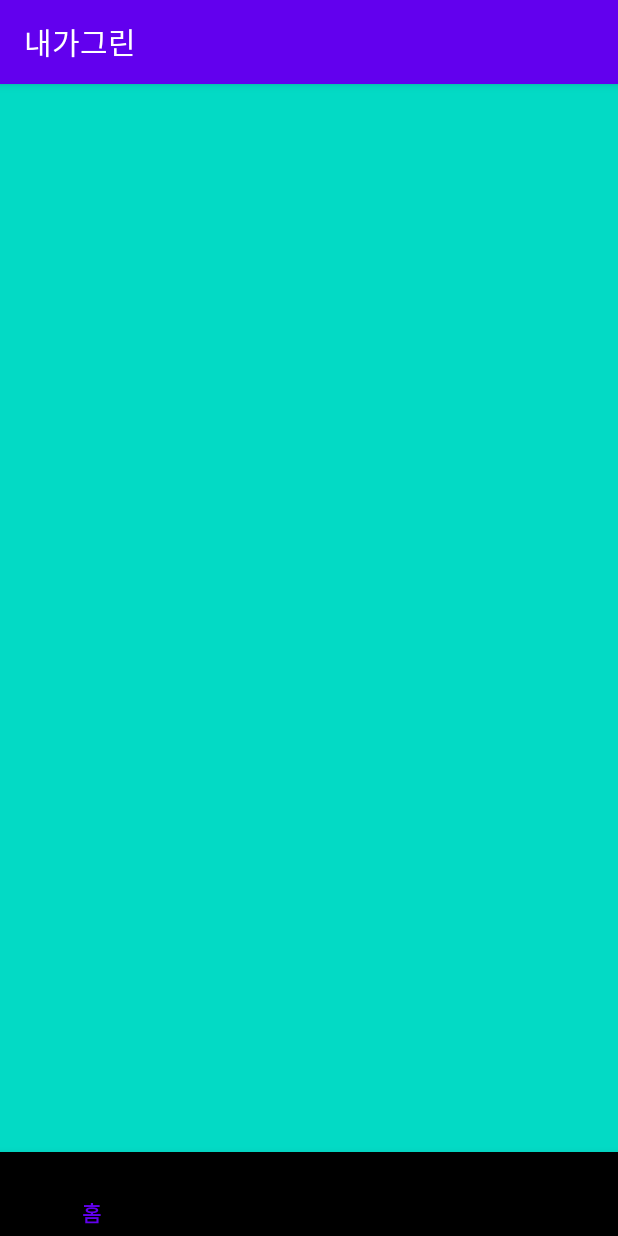
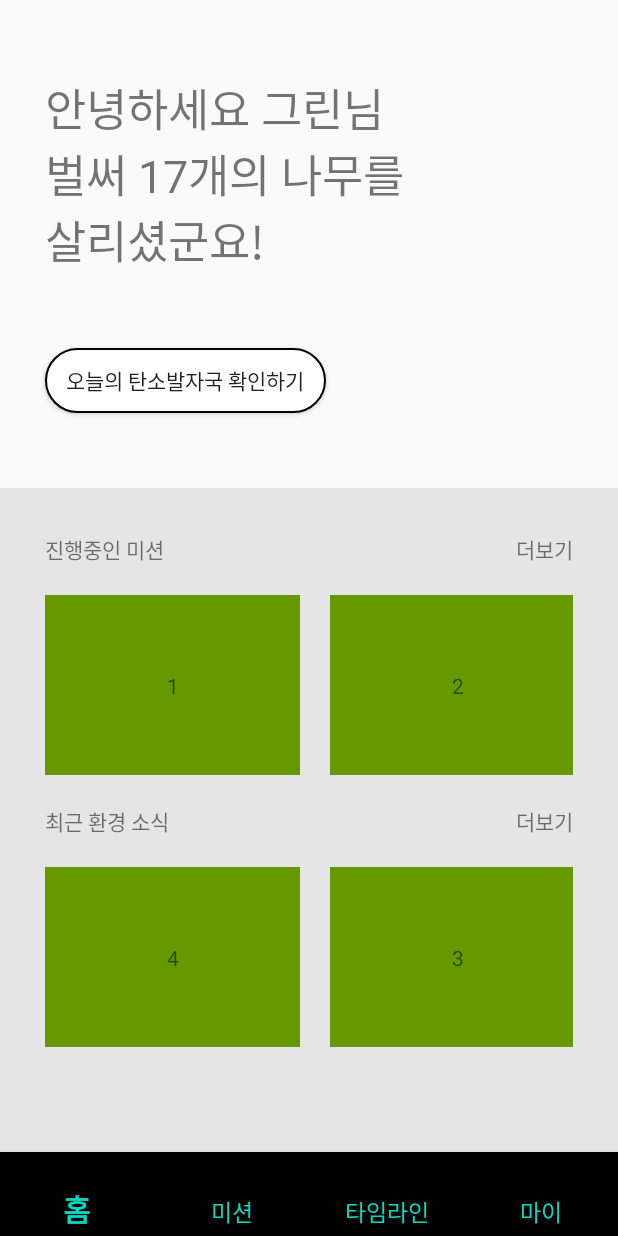
Before and after one commit to GreenByMe/GreenByMe_Android, an Android app: the screen it shows after launch (MainActivity), on a phone screen of 412 x 824 dp. Run offline under Robolectric (Android 15) with nearby library versions, the phone set to English and light mode, and no system bars.

Commit message:
feat homefragment

```diff
--- a/app/build.gradle
+++ b/app/build.gradle
@@ -36,4 +36,8 @@ dependencies {
     androidTestImplementation 'androidx.test.ext:junit:1.1.1'
     androidTestImplementation 'androidx.test.espresso:espresso-core:3.2.0'
     implementation 'com.google.android.material:material:1.0.0'
+
+    //viewpager2
+    implementation "androidx.viewpager2:viewpager2:1.0.0"
+    implementation 'me.relex:circleindicator:2.1.4'
 }
--- /dev/null
+++ b/app/src/main/java/org/greenbyme/angelhack/ui/home/HomeFragment.kt
@@ -0,0 +1,45 @@
+package org.greenbyme.angelhack.ui.home
+
+import android.os.Bundle
+import android.view.LayoutInflater
+import android.view.View
+import android.view.ViewGroup
+import androidx.fragment.app.Fragment
+import androidx.recyclerview.widget.LinearLayoutManager
+import androidx.recyclerview.widget.RecyclerView
+import kotlinx.android.synthetic.main.fragment_home.*
+import org.greenbyme.angelhack.R
+
+
+/**
+ * A simple [Fragment] subclass.
+ */
+class HomeFragment : Fragment() {
+
+    override fun onCreateView(
+        inflater: LayoutInflater, container: ViewGroup?,
+        savedInstanceState: Bundle?
+    ): View? {
+        return inflater.inflate(R.layout.fragment_home, container, false)
+    }
+
+    override fun onViewCreated(view: View, savedInstanceState: Bundle?) {
+        super.onViewCreated(view, savedInstanceState)
+
+        var missionList = mutableListOf<Item>(Item("1"), Item("2"), Item("3"), Item("4"))
+        var newsList = mutableListOf<Item>(Item("4"), Item("3"), Item("2"), Item("1"))
+
+        val missionAdapter = HomeRecyclerAdapter(missionList)
+        var newsAdapter = HomeRecyclerAdapter(newsList)
+
+        rv_home_mission.adapter = missionAdapter
+        rv_home_news.adapter = newsAdapter
+
+
+        val lm_mission = LinearLayoutManager(this.context, RecyclerView.HORIZONTAL, false)
+        val lm_news = LinearLayoutManager(this.context, RecyclerView.HORIZONTAL, false)
+
+        rv_home_mission.layoutManager = lm_mission
+        rv_home_news.layoutManager = lm_news
+    }
+}
--- /dev/null
+++ b/app/src/main/java/org/greenbyme/angelhack/ui/home/HomeRecyclerAdapter.kt
@@ -0,0 +1,23 @@
+package org.greenbyme.angelhack.ui.home
+
+import android.view.LayoutInflater
+import android.view.ViewGroup
+import androidx.recyclerview.widget.RecyclerView
+import org.greenbyme.angelhack.R
+
+class HomeRecyclerAdapter(var itemList: MutableList<Item>) :
+    RecyclerView.Adapter<HomeViewHolder>() {
+
+    override fun onCreateViewHolder(parent: ViewGroup, viewType: Int): HomeViewHolder {
+        var view = LayoutInflater.from(parent.context).inflate(R.layout.home_rv_item, parent, false)
+        return HomeViewHolder(view)
+    }
+
+    override fun getItemCount(): Int {
+        return itemList.size
+    }
+
+    override fun onBindViewHolder(holder: HomeViewHolder, position: Int) {
+        holder.bind(itemList[position])
+    }
+}
--- /dev/null
+++ b/app/src/main/java/org/greenbyme/angelhack/ui/home/HomeViewHolder.kt
@@ -0,0 +1,15 @@
+package org.greenbyme.angelhack.ui.home
+
+import android.view.View
+import android.widget.TextView
+import androidx.recyclerview.widget.RecyclerView
+import org.greenbyme.angelhack.R
+
+class HomeViewHolder(itemView: View) : RecyclerView.ViewHolder(itemView) {
+
+    val tv_itemName = itemView.findViewById<TextView?>(R.id.tv_itemName)
+
+    fun bind(item: Item) {
+        tv_itemName?.text = item.id
+    }
+}
--- /dev/null
+++ b/app/src/main/java/org/greenbyme/angelhack/ui/home/Item.kt
@@ -0,0 +1,5 @@
+package org.greenbyme.angelhack.ui.home
+
+data class Item(
+    var id : String
+)
--- /dev/null
+++ b/app/src/main/res/drawable/shape_btn.xml
@@ -0,0 +1,6 @@
+<?xml version="1.0" encoding="utf-8"?>
+<shape xmlns:android="http://schemas.android.com/apk/res/android">
+    <corners android:radius="200dp"/>
+    <stroke android:width="1dp"/>
+    <solid android:color="@android:color/white"/>
+</shape>
--- a/app/src/main/res/layout/activity_main.xml
+++ b/app/src/main/res/layout/activity_main.xml
@@ -8,17 +8,17 @@
     tools:context=".ui.MainActivity">
 
     <FrameLayout
-        android:background="@color/colorAccent"
         android:id="@+id/frame_main_frag"
         android:layout_width="match_parent"
         android:layout_height="match_parent"
         android:layout_weight="1">
-
     </FrameLayout>
 
     <com.google.android.material.bottomnavigation.BottomNavigationView
         android:id="@+id/menu_bottom_navi"
         android:layout_width="match_parent"
         android:layout_height="wrap_content"
+        app:itemTextColor="@color/colorAccent"
+        app:labelVisibilityMode="labeled"
         app:menu="@menu/menu_bottom" />
 </LinearLayout>
--- /dev/null
+++ b/app/src/main/res/layout/fragment_home.xml
@@ -0,0 +1,93 @@
+<?xml version="1.0" encoding="utf-8"?>
+<androidx.constraintlayout.widget.ConstraintLayout xmlns:android="http://schemas.android.com/apk/res/android"
+    xmlns:app="http://schemas.android.com/apk/res-auto"
+    xmlns:tools="http://schemas.android.com/tools"
+    android:layout_width="match_parent"
+    android:layout_height="match_parent"
+    tools:context=".ui.home.HomeFragment">
+
+    <TextView
+        android:id="@+id/tv_home_desc"
+        android:layout_width="wrap_content"
+        android:layout_height="wrap_content"
+        android:layout_marginLeft="30dp"
+        android:layout_marginTop="50dp"
+        android:text="안녕하세요 그린님\n벌써 17개의 나무를\n살리셨군요!"
+        android:textSize="30sp"
+        app:layout_constraintLeft_toLeftOf="parent"
+        app:layout_constraintTop_toTopOf="parent" />
+
+
+    <Button
+        android:id="@+id/btn_home_check"
+        android:layout_width="187dp"
+        android:layout_height="43dp"
+        android:layout_marginLeft="30dp"
+        android:layout_marginTop="50dp"
+        android:background="@drawable/shape_btn"
+        android:text="오늘의 탄소발자국 확인하기"
+        app:layout_constraintLeft_toLeftOf="parent"
+        app:layout_constraintTop_toBottomOf="@id/tv_home_desc" />
+
+    <androidx.constraintlayout.widget.ConstraintLayout
+        android:layout_width="match_parent"
+        android:layout_height="0dp"
+        android:layout_marginTop="50dp"
+        android:background="@color/whiteGray"
+        android:padding="30dp"
+        app:layout_constraintBottom_toBottomOf="parent"
+        app:layout_constraintTop_toBottomOf="@id/btn_home_check">
+
+        <TextView
+            android:id="@+id/tv_home_mission"
+            android:layout_width="wrap_content"
+            android:layout_height="wrap_content"
+            android:text="진행중인 미션"
+            app:layout_constraintLeft_toLeftOf="parent"
+            app:layout_constraintTop_toTopOf="parent" />
+
+        <TextView
+            android:layout_width="wrap_content"
+            android:layout_height="wrap_content"
+            android:text="더보기"
+            app:layout_constraintRight_toRightOf="parent"
+            app:layout_constraintTop_toTopOf="parent" />
+
+
+        <androidx.recyclerview.widget.RecyclerView
+            android:id="@+id/rv_home_mission"
+            android:layout_width="match_parent"
+            android:layout_height="120dp"
+            android:layout_marginTop="20dp"
+            android:orientation="horizontal"
+            app:layout_constraintTop_toBottomOf="@id/tv_home_mission" />
+
+        <TextView
+            android:id="@+id/tv_home_news"
+            android:layout_width="wrap_content"
+            android:layout_height="wrap_content"
+            android:layout_marginTop="20dp"
+            android:orientation="horizontal"
+            android:text="최근 환경 소식"
+            app:layout_constraintLeft_toLeftOf="parent"
+            app:layout_constraintTop_toBottomOf="@id/rv_home_mission" />
+
+        <TextView
+            android:layout_width="wrap_content"
+            android:layout_height="wrap_content"
+            android:layout_marginTop="20dp"
+            android:text="더보기"
+            app:layout_constraintRight_toRightOf="parent"
+            app:layout_constraintTop_toBottomOf="@id/rv_home_mission" />
+
+
+        <androidx.recyclerview.widget.RecyclerView
+            android:id="@+id/rv_home_news"
+            android:layout_width="match_parent"
+            android:layout_height="120dp"
+            android:layout_marginTop="20dp"
+            android:orientation="horizontal"
+            app:layout_constraintTop_toBottomOf="@id/tv_home_news" />
+
+    </androidx.constraintlayout.widget.ConstraintLayout>
+</androidx.constraintlayout.widget.ConstraintLayout>
--- /dev/null
+++ b/app/src/main/res/layout/home_rv_item.xml
@@ -0,0 +1,18 @@
+<?xml version="1.0" encoding="utf-8"?>
+<androidx.constraintlayout.widget.ConstraintLayout xmlns:android="http://schemas.android.com/apk/res/android"
+    xmlns:app="http://schemas.android.com/apk/res-auto"
+    android:layout_width="170dp"
+    android:layout_height="120dp"
+    android:layout_marginRight="20dp"
+    android:background="@android:color/holo_green_dark">
+
+    <TextView
+        android:id="@+id/tv_itemName"
+        android:layout_width="wrap_content"
+        android:layout_height="wrap_content"
+        android:background="@android:color/holo_green_dark"
+        app:layout_constraintBottom_toBottomOf="parent"
+        app:layout_constraintLeft_toLeftOf="parent"
+        app:layout_constraintRight_toRightOf="parent"
+        app:layout_constraintTop_toTopOf="parent" />
+</androidx.constraintlayout.widget.ConstraintLayout>
--- a/app/src/main/res/values/colors.xml
+++ b/app/src/main/res/values/colors.xml
@@ -3,4 +3,6 @@
     <color name="colorPrimary">#6200EE</color>
     <color name="colorPrimaryDark">#3700B3</color>
     <color name="colorAccent">#03DAC5</color>
+
+    <color name="whiteGray">#E5E5E5</color>
 </resources>
```
Also changed, not shown: app/src/main/AndroidManifest.xml (+14 -2 lines), app/src/main/java/org/greenbyme/angelhack/ui/MainActivity.kt (+6 -7 lines), app/src/main/java/org/greenbyme/angelhack/ui/certification/CertificationActivity.kt (added, +342 -0 lines), app/src/main/res/drawable-v24/shape_circle_transparent.xml (added, +10 -0 lines), app/src/main/res/layout/activity_certification.xml (added, +25 -0 lines), app/src/main/res/values/dimens.xml (added, +9 -0 lines).
